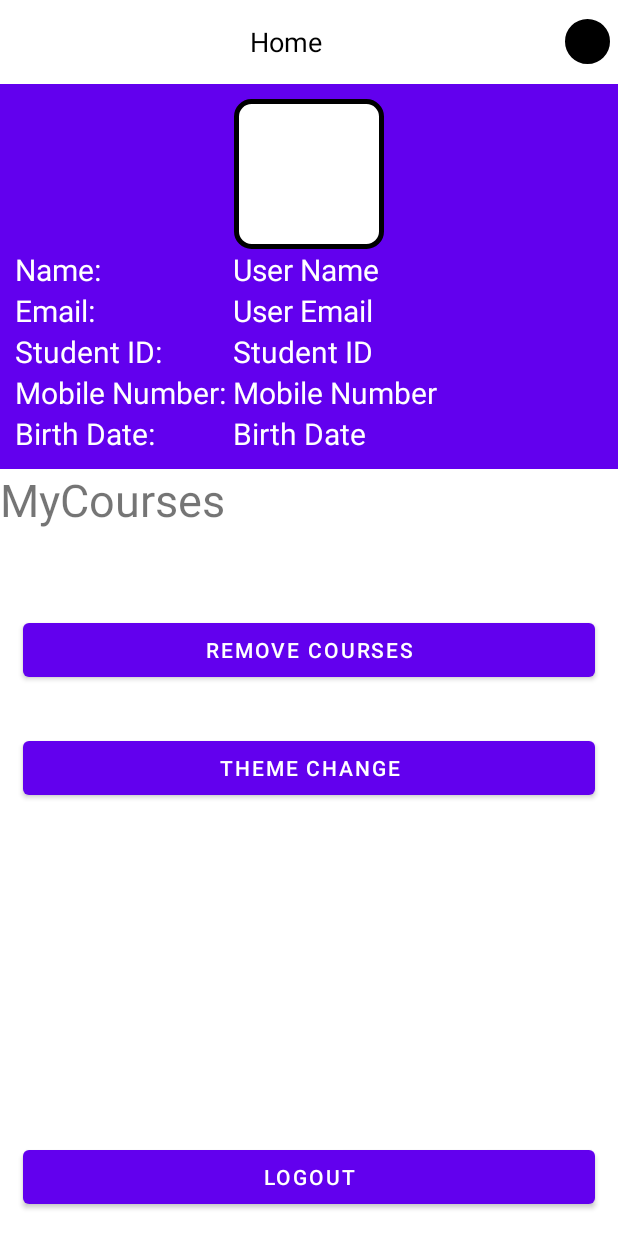
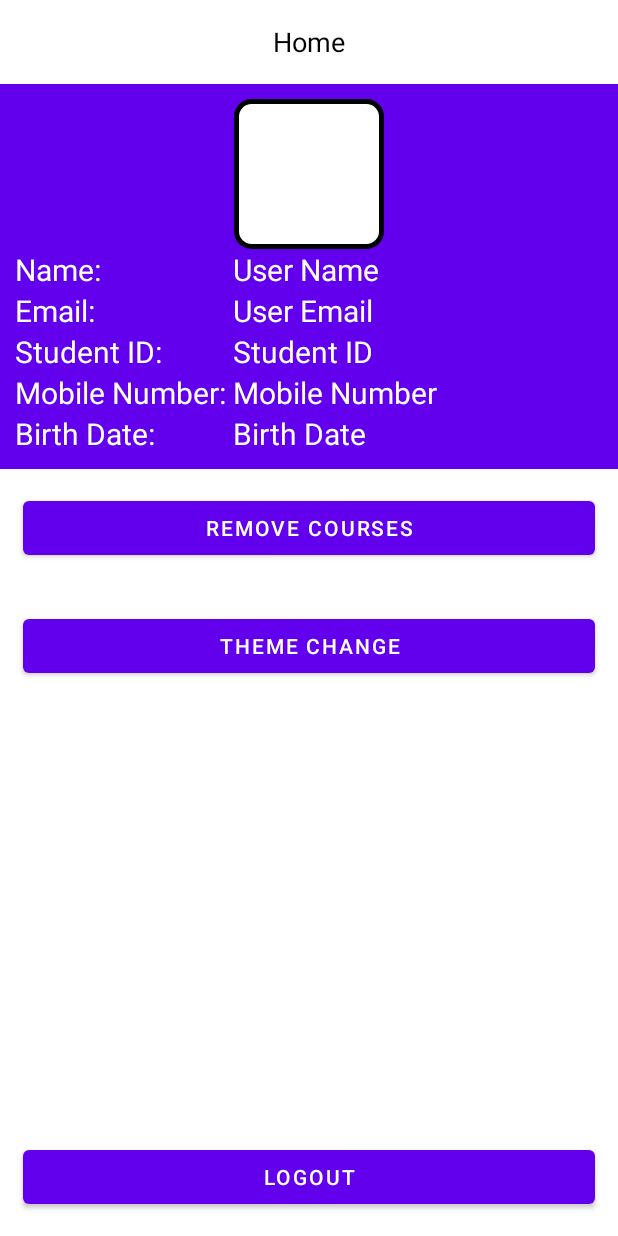
Before and after one commit to A00235504/MyCambrianCourses, an Android app: the layout activity_profile.xml on its own in the app's theme, with its tools: preview values and no code run, on a phone screen of 412 x 824 dp. Run offline under Robolectric (Android 15) with nearby library versions, the phone set to English and light mode, and no system bars.

Commit message:
profile page data fetch from firebase done.

```diff
--- a/app/src/main/java/com/aakash/mycambriancourses/LoginActivity.java
+++ b/app/src/main/java/com/aakash/mycambriancourses/LoginActivity.java
@@ -3,6 +3,8 @@ package com.aakash.mycambriancourses;
 import androidx.annotation.NonNull;
 import androidx.appcompat.app.AppCompatActivity;
 
+import android.app.AlertDialog;
+import android.content.DialogInterface;
 import android.content.Intent;
 import android.os.Bundle;
 import android.view.View;
@@ -88,6 +90,7 @@ public class LoginActivity extends AppCompatActivity {
     protected void onStart() {
         super.onStart();
         firebaseAuth.addAuthStateListener(authStateListener);
+        finish();
     }
 
 }
--- a/app/src/main/res/layout/activity_profile.xml
+++ b/app/src/main/res/layout/activity_profile.xml
@@ -5,6 +5,11 @@
     android:layout_height="match_parent"
     android:layout_gravity="center"
     android:orientation="vertical">
+    <ScrollView
+        android:layout_width="match_parent"
+        android:layout_height="wrap_content">
+
+
     <LinearLayout
         android:layout_width="match_parent"
         android:layout_height="wrap_content"
@@ -152,17 +157,7 @@
             </LinearLayout>
 
 
-            <TextView
-                android:layout_width="match_parent"
-                android:layout_height="wrap_content"
-                android:textSize="30sp"
-                android:text="MyCourses"/>
-            <TextView
-                android:id="@+id/myCoursesTextView"
-                android:layout_width="match_parent"
-                android:layout_height="wrap_content"
-                android:textSize="30sp"
-                android:text=""/>
+
 
             <Button
                 android:id="@+id/removeCoursesButton"
@@ -184,7 +179,7 @@
         </LinearLayout>
 
     </LinearLayout>
-
+    </ScrollView>
     <Button
         android:id="@+id/btnLogOut"
         android:layout_width="match_parent"
@@ -192,4 +187,5 @@
         android:layout_alignParentBottom="true"
         android:layout_margin="15dp"
         android:text="Logout" />
+
 </RelativeLayout>
--- a/app/src/main/res/layout/toolbar_custom.xml
+++ b/app/src/main/res/layout/toolbar_custom.xml
@@ -50,6 +50,7 @@
                 android:id="@+id/profileImage"
                 android:layout_width="30dp"
                 android:layout_height="30dp"
+                android:visibility="gone"
                 android:src="@drawable/profilecircle"/>
 
 
```
Also changed, not shown: app/src/main/java/com/aakash/mycambriancourses/MainActivity.java (+27 -3 lines), app/src/main/java/com/aakash/mycambriancourses/ProfileActivity.java (+11 -31 lines).
